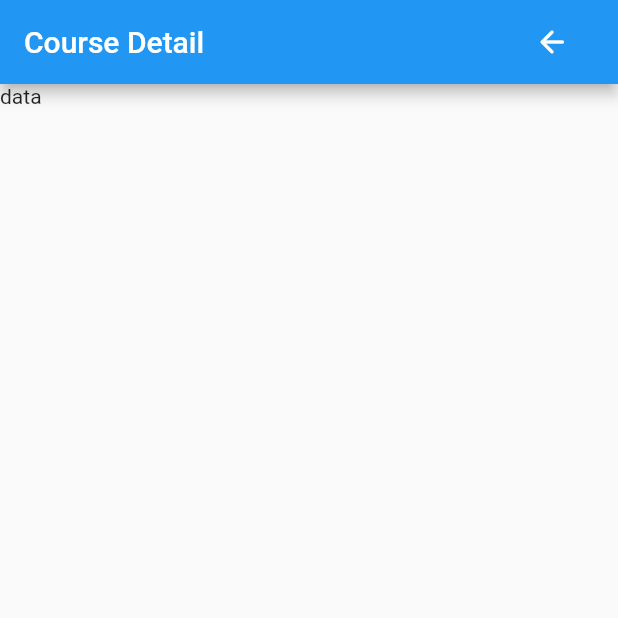
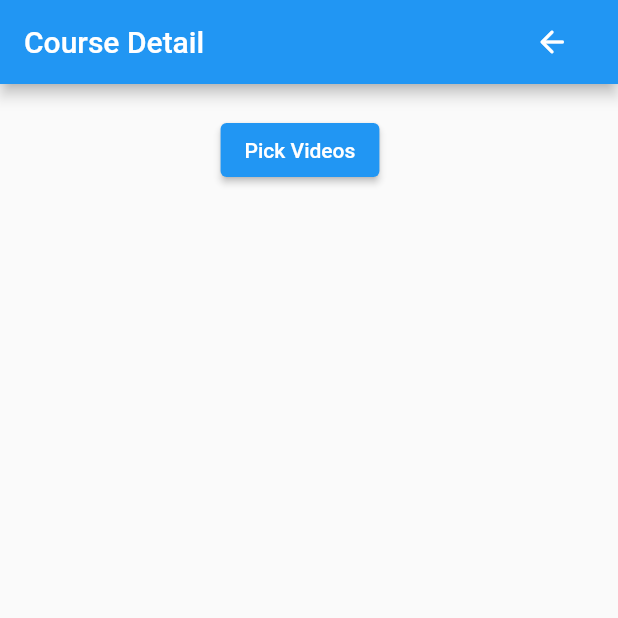
Before and after one commit to ibrahim-cse/coaching_system, a Flutter app: the CourseDetail screen opened directly, on a phone screen of 412 x 824 dp, the top half of it. Run offline on Flutter 3.47's test engine with Material 2 defaults, Android fonts, the phone set to English and light mode, and no system bars; our stand-ins replace file_picker, fluttertoast, image_picker, open_file, sqflite; accounts and stored records are empty.

Commit message:
Adding video upload.

```diff
--- a/lib/main.dart
+++ b/lib/main.dart
@@ -1,6 +1,5 @@
 import 'package:coaching_system/screens/welcome.dart';
 import 'package:flutter/material.dart';
-import 'screens/login_form.dart';
 
 void main() {
   runApp(MyApp());
--- a/lib/screens/course_detail.dart
+++ b/lib/screens/course_detail.dart
@@ -1,4 +1,6 @@
+import 'package:file_picker/file_picker.dart';
 import 'package:flutter/material.dart';
+import 'package:open_file/open_file.dart';
 
 import 'course_booking.dart';
 
@@ -33,11 +35,42 @@ class _CourseDetailState extends State<CourseDetail> {
       ),
       body: Column(
         children: [
-          Column(
-            children: [Text('data')],
+          Container(
+            constraints: BoxConstraints(maxWidth: 400.0),
+            padding: EdgeInsets.all(20.0),
+            alignment: Alignment.center,
+            child: ElevatedButton(
+              child: Text('Pick Videos'),
+              onPressed: () async {
+                final result = await FilePicker.platform.pickFiles();
+                if (result == null) return;
+
+                final file = result.files.first;
+                openFile(file);
+
+                print('Name: ${file.name}');
+                print('Bytes: ${file.bytes}');
+                print('Size: ${file.size}');
+                print('Extention: ${file.extension}');
+                print('Path: ${file.path}');
+
+                // final newFile = await saveFilePermanantly(file);
+              },
+            ),
           ),
         ],
       ),
     );
   }
+
+  // Future<File> saveFilePermanantly(PlatformFile file) async {
+  //   final appStorage = await getApplicationDocumentsDirectory();
+  //   final newFile = File('${appStorage.path}/${file.name}');
+  //
+  //   return File(file.path!).copy(newFile.path);
+  // }
+
+  void openFile(PlatformFile file) {
+    OpenFile.open(file.path!);
+  }
 }
--- a/pubspec.yaml
+++ b/pubspec.yaml
@@ -42,7 +42,7 @@ dependencies:
   flutter_spinkit: ^5.1.0
   carousel_slider: ^4.0.0
   font_awesome_flutter: ^9.2.0
-  file_picker: ^4.2.7
+  file_picker: ^4.3.0
 
 
 
```
